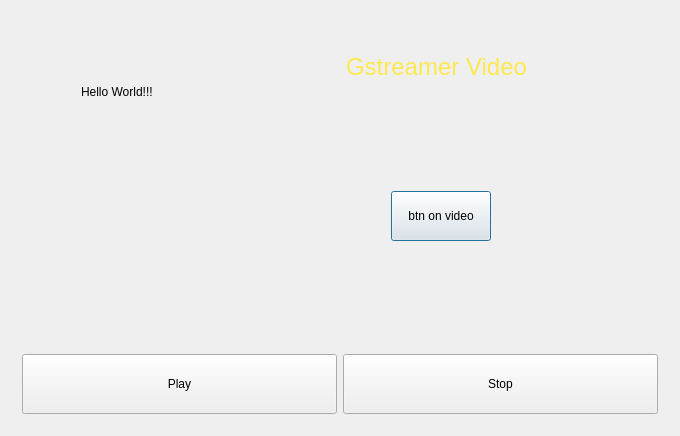
saibi/cam_gst_qt, file overlay2/dialog.ui: the form before one commit.
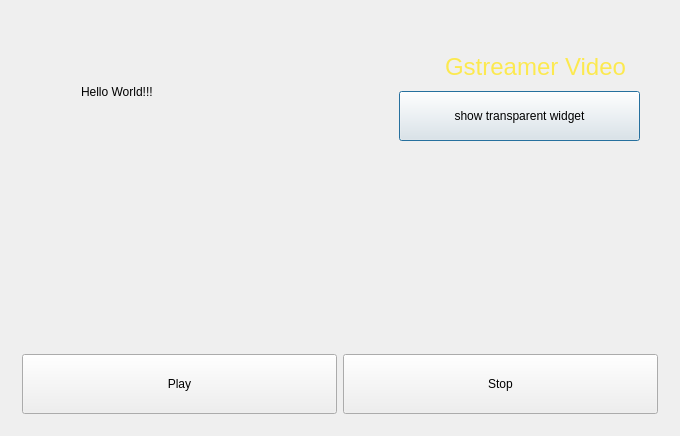
The form after the commit.

Commit message: transparent widget over mainwindow

Diff of the .ui file:
```diff
--- a/overlay2/dialog.ui
+++ b/overlay2/dialog.ui
@@ -41,10 +41,10 @@
      <widget class="QWidget" name="widget_over" native="true">
       <property name="geometry">
        <rect>
-        <x>270</x>
+        <x>369</x>
         <y>10</y>
-        <width>320</width>
-        <height>240</height>
+        <width>281</width>
+        <height>131</height>
        </rect>
       </property>
       <property name="styleSheet">
@@ -53,9 +53,9 @@
       <widget class="QPushButton" name="pushButton_video">
        <property name="geometry">
         <rect>
-         <x>110</x>
-         <y>170</y>
-         <width>100</width>
+         <x>19</x>
+         <y>70</y>
+         <width>241</width>
          <height>50</height>
         </rect>
        </property>
@@ -66,7 +66,7 @@
         </size>
        </property>
        <property name="text">
-        <string>btn on video</string>
+        <string>show transparent widget</string>
        </property>
       </widget>
       <widget class="QLabel" name="label_video">
```
The commit also changes 6 other files.
